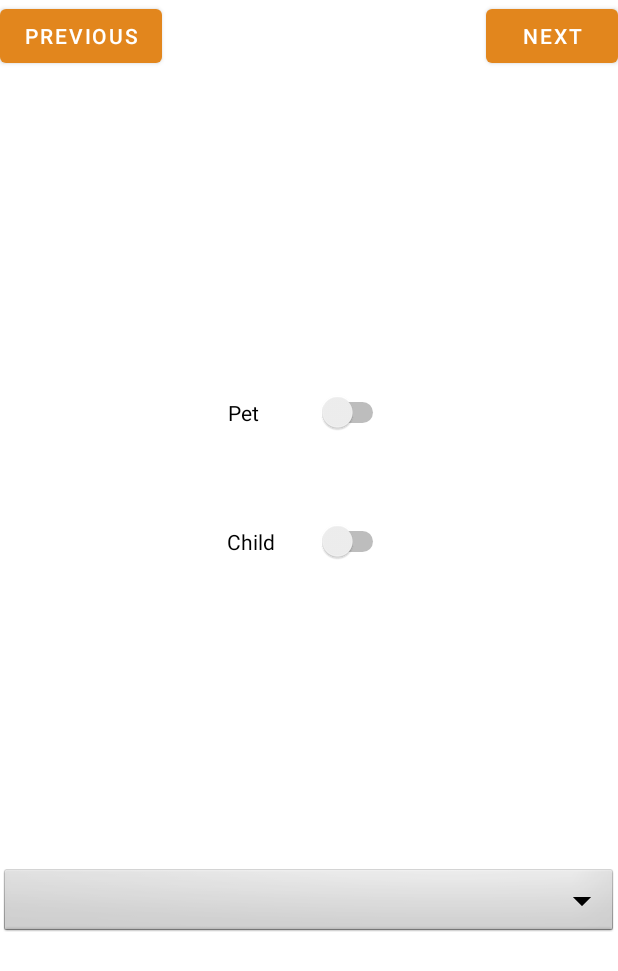
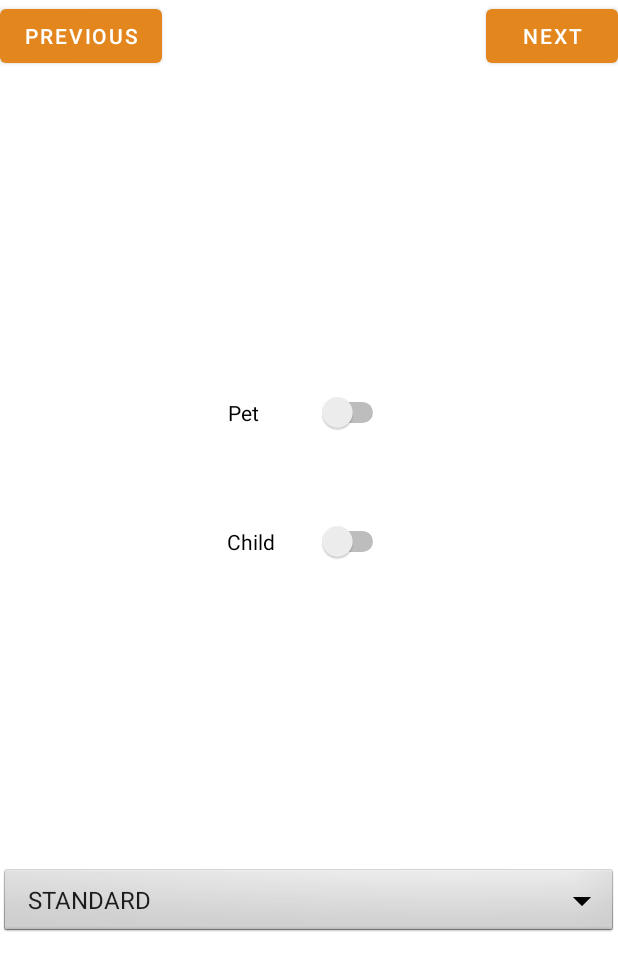
Before and after one commit to ili0n/Shuttle-Mobile, an Android app: the fragment ScheduleRide placed in its activity, after a tap on "PREVIOUS", on a phone screen of 412 x 824 dp. Shown: the top 971 px of the screen. Run offline under Robolectric (Android 15) with nearby library versions, the light colour scheme and no system bars.

Commit message:
filled order ride spinners

```diff
--- a/Shuttle-mobile/app/src/main/java/com/example/shuttlemobile/passenger/orderride/fragments/RidePropertiesFragment.java
+++ b/Shuttle-mobile/app/src/main/java/com/example/shuttlemobile/passenger/orderride/fragments/RidePropertiesFragment.java
@@ -7,10 +7,15 @@ import androidx.fragment.app.Fragment;
 import android.view.LayoutInflater;
 import android.view.View;
 import android.view.ViewGroup;
+import android.widget.ArrayAdapter;
+import android.widget.Spinner;
 
 import com.example.shuttlemobile.R;
 import com.example.shuttlemobile.common.GenericUserFragment;
 import com.example.shuttlemobile.common.SessionContext;
+
+import java.util.ArrayList;
+import java.util.List;
 
 /**
  * A simple {@link Fragment} subclass.
@@ -31,6 +36,7 @@ public class RidePropertiesFragment extends Fragment {
     public RidePropertiesFragment() {
         // Required empty public constructor
     }
+
     // TODO: Rename and change types and number of parameters
     public static RidePropertiesFragment newInstance(SessionContext session) {
         RidePropertiesFragment fragment = new RidePropertiesFragment();
@@ -53,6 +59,25 @@ public class RidePropertiesFragment extends Fragment {
     public View onCreateView(LayoutInflater inflater, ViewGroup container,
                              Bundle savedInstanceState) {
         // Inflate the layout for this fragment
-        return inflater.inflate(R.layout.fragment_ride_properties, container, false);
+        View view = inflater.inflate(R.layout.fragment_ride_properties, container, false);
+        setSpinnerItems(view);
+
+        return view;
+    }
+
+    private void setSpinnerItems(View view) {
+        Spinner spinner = (Spinner) view.findViewById(R.id.vehicle_type_spinner);
+        List<String> types = getVehicleTypes();
+        ArrayAdapter<String> adapter = new ArrayAdapter<String>(getContext(), android.R.layout.simple_spinner_item, types);
+        adapter.setDropDownViewResource(android.R.layout.simple_spinner_dropdown_item);
+        spinner.setAdapter(adapter);
+    }
+
+    List<String> getVehicleTypes() {
+        List<String> list = new ArrayList<>();
+        list.add("STANDARD");
+        list.add("VAN");
+        list.add("LUXURY");
+        return list;
     }
 }
--- a/Shuttle-mobile/app/src/main/java/com/example/shuttlemobile/passenger/orderride/fragments/ScheduleRide.java
+++ b/Shuttle-mobile/app/src/main/java/com/example/shuttlemobile/passenger/orderride/fragments/ScheduleRide.java
@@ -7,10 +7,16 @@ import androidx.fragment.app.Fragment;
 import android.view.LayoutInflater;
 import android.view.View;
 import android.view.ViewGroup;
+import android.widget.ArrayAdapter;
+import android.widget.Spinner;
 
 import com.example.shuttlemobile.R;
 import com.example.shuttlemobile.common.GenericUserFragment;
 import com.example.shuttlemobile.common.SessionContext;
+
+import java.util.ArrayList;
+import java.util.List;
+
 
 /**
  * A simple {@link Fragment} subclass.
@@ -18,7 +24,8 @@ import com.example.shuttlemobile.common.SessionContext;
  * create an instance of this fragment.
  */
 public class ScheduleRide extends Fragment {
-
+    private static final int MAX_HOURS = 5;
+    private static final int MAX_MINUTES = 60;
     // TODO: Rename parameter arguments, choose names that match
     // the fragment initialization parameters, e.g. ARG_ITEM_NUMBER
     private static final String ARG_PARAM1 = "param1";
@@ -54,6 +61,42 @@ public class ScheduleRide extends Fragment {
     public View onCreateView(LayoutInflater inflater, ViewGroup container,
                              Bundle savedInstanceState) {
         // Inflate the layout for this fragment
-        return inflater.inflate(R.layout.fragment_schedule_ride, container, false);
+        View view = inflater.inflate(R.layout.fragment_schedule_ride, container, false);
+        setHourSpinnerItems(view);
+        setMinuteSpinnerItems(view);
+        return view;
+    }
+
+
+    private void setMinuteSpinnerItems(View view) {
+        Spinner spinner = (Spinner) view.findViewById(R.id.minute_spinner);
+        List<Integer> hours = getMinuteValues();
+        ArrayAdapter<Integer> adapter = new ArrayAdapter<Integer>(getContext(), android.R.layout.simple_spinner_item, hours);
+        adapter.setDropDownViewResource(android.R.layout.simple_spinner_dropdown_item);
+        spinner.setAdapter(adapter);
+    }
+
+    List<Integer> getMinuteValues() {
+        List<Integer> minutes = new ArrayList<>();
+        for (int i = 0; i < MAX_MINUTES; i += 5) {
+            minutes.add(i);
+        }
+        return minutes;
+    }
+
+    private void setHourSpinnerItems(View view) {
+        Spinner spinner = (Spinner) view.findViewById(R.id.hour_spinner);
+        List<Integer> hours = getHourValues();
+        ArrayAdapter<Integer> adapter = new ArrayAdapter<Integer>(getContext(), android.R.layout.simple_spinner_item, hours);
+        adapter.setDropDownViewResource(android.R.layout.simple_spinner_dropdown_item);
+        spinner.setAdapter(adapter);
+    }
+
+    List<Integer> getHourValues() {
+        List<Integer> hours = new ArrayList<>();
+        for (int i = 0; i < MAX_HOURS; i++) {
+            hours.add(i);
+        }
+        return hours;
     }
 }
```
